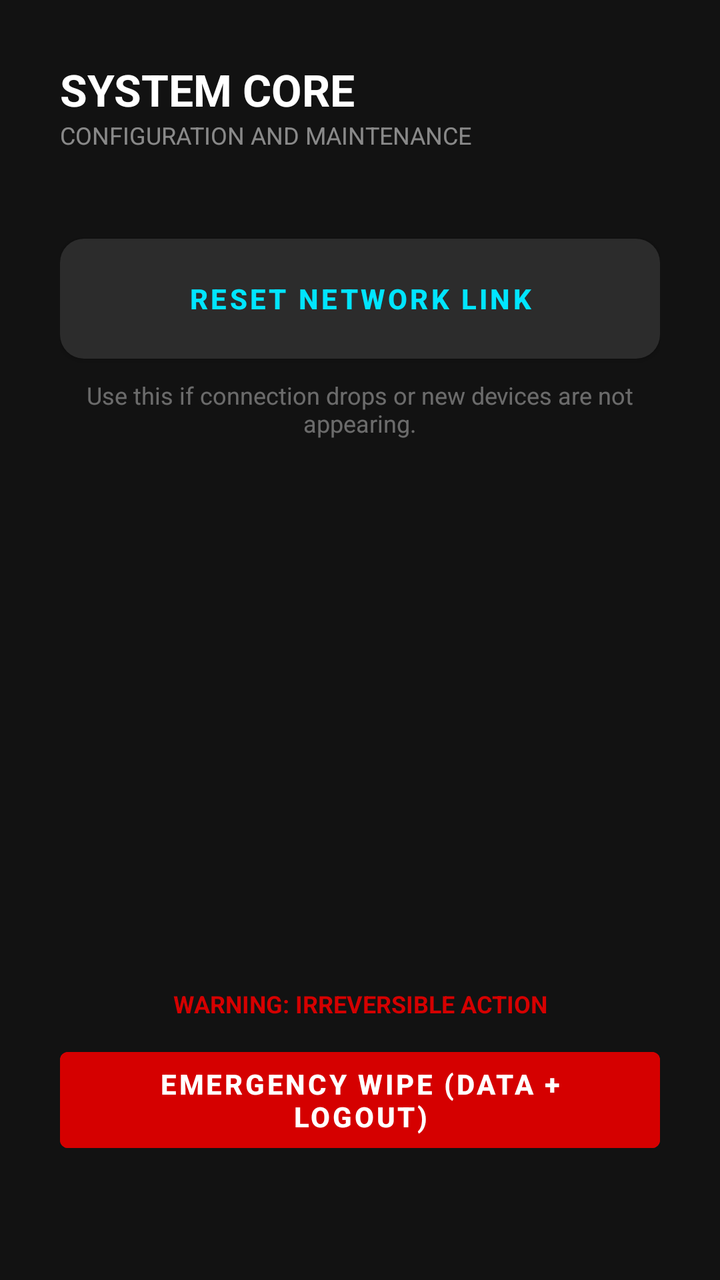
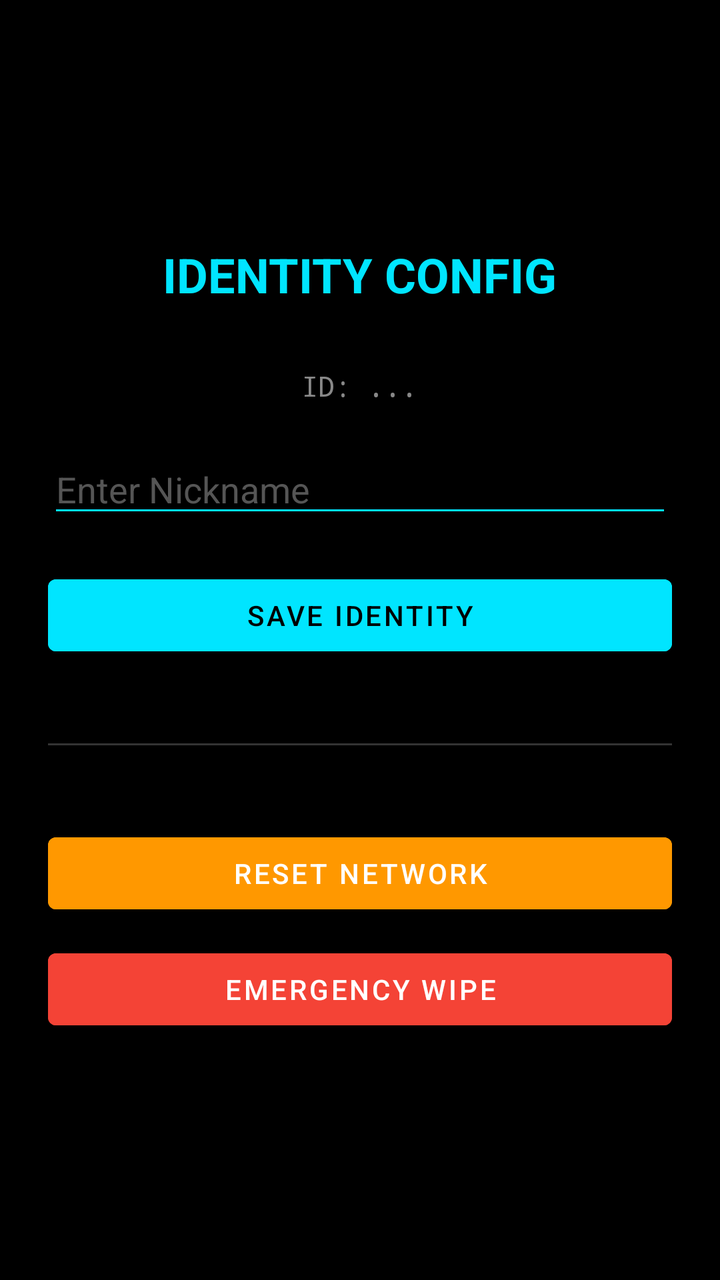

The first picture is an Android layout as it rendered before a commit; the second is the same layout after the commit. The layout source and the unified diff follow.
<!-- AndroidManifest.xml: application theme Theme.Hive -->
<!-- res/layout/activity_config.xml -->
<?xml version="1.0" encoding="utf-8"?>
<androidx.constraintlayout.widget.ConstraintLayout xmlns:android="http://schemas.android.com/apk/res/android"
    xmlns:app="http://schemas.android.com/apk/res-auto"
    android:layout_width="match_parent"
    android:layout_height="match_parent"
    android:background="@color/hive_dark"
    android:padding="30dp">

    <TextView
        android:id="@+id/tvConfigTitle"
        android:layout_width="wrap_content"
        android:layout_height="wrap_content"
        android:text="SYSTEM CORE"
        android:textColor="@color/white"
        android:textSize="22sp"
        android:textStyle="bold"
        app:layout_constraintTop_toTopOf="parent"
        app:layout_constraintStart_toStartOf="parent" />

    <TextView
        android:layout_width="wrap_content"
        android:layout_height="wrap_content"
        android:text="CONFIGURATION AND MAINTENANCE"
        android:textColor="#80FFFFFF"
        android:textSize="12sp"
        app:layout_constraintTop_toBottomOf="@id/tvConfigTitle"
        app:layout_constraintStart_toStartOf="parent" />

    <androidx.appcompat.widget.AppCompatButton
        android:id="@+id/btnResetNetwork"
        android:layout_width="match_parent"
        android:layout_height="60dp"
        android:layout_marginTop="60dp"
        android:text="RESET NETWORK LINK"
        android:background="@drawable/bg_input_glass"
        android:textColor="@color/hive_accent"
        android:textStyle="bold"
        android:letterSpacing="0.1"
        app:layout_constraintTop_toBottomOf="@id/tvConfigTitle" />

    <TextView
        android:layout_width="match_parent"
        android:layout_height="wrap_content"
        android:text="Use this if connection drops or new devices are not appearing."
        android:textColor="#60FFFFFF"
        android:textSize="12sp"
        android:gravity="center"
        android:layout_marginTop="10dp"
        app:layout_constraintTop_toBottomOf="@id/btnResetNetwork" />

    <Button
        android:id="@+id/btnWipe"
        android:layout_width="match_parent"
        android:layout_height="60dp"
        android:layout_marginBottom="30dp"
        android:text="EMERGENCY WIPE (DATA + LOGOUT)"
        android:backgroundTint="#D50000"
        android:textColor="@color/white"
        android:textStyle="bold"
        app:layout_constraintBottom_toBottomOf="parent" />

    <TextView
        android:layout_width="match_parent"
        android:layout_height="wrap_content"
        android:text="WARNING: IRREVERSIBLE ACTION"
        android:textColor="#D50000"
        android:textSize="12sp"
        android:textStyle="bold"
        android:gravity="center"
        android:layout_marginBottom="10dp"
        app:layout_constraintBottom_toTopOf="@id/btnWipe" />

</androidx.constraintlayout.widget.ConstraintLayout>
<!-- resources referenced by this layout -->
<resources>
  <color name="hive_accent">#00E5FF</color>
  <color name="hive_dark">#121212</color>
  <color name="white">#FFFFFFFF</color>
  <!-- drawable bg_input_glass (drawable) -->
  <?xml version="1.0" encoding="utf-8"?>
  <shape xmlns:android="http://schemas.android.com/apk/res/android">
      <solid android:color="#2C2C2C" />
      <corners android:radius="12dp" />
      <padding android:left="16dp" android:right="16dp" />
  </shape>
  <style name="Theme.Hive" parent="Theme.MaterialComponents.DayNight.NoActionBar">
          <item name="colorPrimary">@color/hive_dark</item>
          <item name="colorPrimaryVariant">@color/black</item>
          <item name="colorOnPrimary">@color/white</item>
  
          <item name="colorSecondary">@color/hive_accent</item>
          <item name="colorSecondaryVariant">@color/hive_accent</item>
          <item name="colorOnSecondary">@color/black</item>
  
          <item name="android:statusBarColor">@color/hive_dark</item>
  
          <item name="android:windowBackground">@color/hive_dark</item>
      </style>
  <color name="black">#FF000000</color>
</resources>

<!-- the commit's change to res/layout/activity_config.xml (unified diff, before → after) -->
@@ -1,73 +1,68 @@
 <?xml version="1.0" encoding="utf-8"?>
-<androidx.constraintlayout.widget.ConstraintLayout xmlns:android="http://schemas.android.com/apk/res/android"
-    xmlns:app="http://schemas.android.com/apk/res-auto"
+<LinearLayout xmlns:android="http://schemas.android.com/apk/res/android"
     android:layout_width="match_parent"
     android:layout_height="match_parent"
-    android:background="@color/hive_dark"
-    android:padding="30dp">
+    android:orientation="vertical"
+    android:padding="24dp"
+    android:background="#000000"
+    android:gravity="center">
 
     <TextView
-        android:id="@+id/tvConfigTitle"
+        android:text="IDENTITY CONFIG"
+        android:textSize="24sp"
+        android:textStyle="bold"
+        android:textColor="#00E5FF"
+        android:layout_marginBottom="30dp"
         android:layout_width="wrap_content"
-        android:layout_height="wrap_content"
-        android:text="SYSTEM CORE"
-        android:textColor="@color/white"
-        android:textSize="22sp"
-        android:textStyle="bold"
-        app:layout_constraintTop_toTopOf="parent"
-        app:layout_constraintStart_toStartOf="parent" />
+        android:layout_height="wrap_content"/>
 
     <TextView
+        android:id="@+id/tvUuid"
+        android:text="ID: ..."
+        android:textColor="#888888"
+        android:fontFamily="monospace"
+        android:layout_marginBottom="20dp"
         android:layout_width="wrap_content"
-        android:layout_height="wrap_content"
-        android:text="CONFIGURATION AND MAINTENANCE"
-        android:textColor="#80FFFFFF"
-        android:textSize="12sp"
-        app:layout_constraintTop_toBottomOf="@id/tvConfigTitle"
-        app:layout_constraintStart_toStartOf="parent" />
+        android:layout_height="wrap_content"/>
 
-    <androidx.appcompat.widget.AppCompatButton
+    <EditText
+        android:id="@+id/etNickname"
+        android:hint="Enter Nickname"
+        android:textColor="#FFFFFF"
+        android:textColorHint="#555555"
+        android:backgroundTint="#00E5FF"
+        android:layout_width="match_parent"
+        android:layout_height="wrap_content"/>
+
+    <Button
+        android:id="@+id/btnSaveParams"
+        android:text="SAVE IDENTITY"
+        android:backgroundTint="#00E5FF"
+        android:textColor="#000000"
+        android:layout_marginTop="20dp"
+        android:layout_width="match_parent"
+        android:layout_height="wrap_content"/>
+
+    <View
+        android:layout_width="match_parent"
+        android:layout_height="1dp"
+        android:background="#333333"
+        android:layout_marginTop="40dp"
+        android:layout_marginBottom="40dp"/>
+
+    <Button
         android:id="@+id/btnResetNetwork"
+        android:text="RESET NETWORK"
+        android:backgroundTint="#FF9800"
         android:layout_width="match_parent"
-        android:layout_height="60dp"
-        android:layout_marginTop="60dp"
-        android:text="RESET NETWORK LINK"
-        android:background="@drawable/bg_input_glass"
-        android:textColor="@color/hive_accent"
-        android:textStyle="bold"
-        android:letterSpacing="0.1"
-        app:layout_constraintTop_toBottomOf="@id/tvConfigTitle" />
-
-    <TextView
-        android:layout_width="match_parent"
-        android:layout_height="wrap_content"
-        android:text="Use this if connection drops or new devices are not appearing."
-        android:textColor="#60FFFFFF"
-        android:textSize="12sp"
-        android:gravity="center"
-        android:layout_marginTop="10dp"
-        app:layout_constraintTop_toBottomOf="@id/btnResetNetwork" />
+        android:layout_height="wrap_content"/>
 
     <Button
         android:id="@+id/btnWipe"
+        android:text="EMERGENCY WIPE"
+        android:backgroundTint="#F44336"
+        android:layout_marginTop="10dp"
         android:layout_width="match_parent"
-        android:layout_height="60dp"
-        android:layout_marginBottom="30dp"
-        android:text="EMERGENCY WIPE (DATA + LOGOUT)"
-        android:backgroundTint="#D50000"
-        android:textColor="@color/white"
-        android:textStyle="bold"
-        app:layout_constraintBottom_toBottomOf="parent" />
+        android:layout_height="wrap_content"/>
 
-    <TextView
-        android:layout_width="match_parent"
-        android:layout_height="wrap_content"
-        android:text="WARNING: IRREVERSIBLE ACTION"
-        android:textColor="#D50000"
-        android:textSize="12sp"
-        android:textStyle="bold"
-        android:gravity="center"
-        android:layout_marginBottom="10dp"
-        app:layout_constraintBottom_toTopOf="@id/btnWipe" />
-
-</androidx.constraintlayout.widget.ConstraintLayout>
+</LinearLayout>
<!-- resource entries referenced after the edit -->
@@ -3,13 +3,6 @@
   <color name="hive_accent">#00E5FF</color>
   <color name="hive_dark">#121212</color>
   <color name="white">#FFFFFFFF</color>
-  <!-- drawable bg_input_glass (drawable) -->
-  <?xml version="1.0" encoding="utf-8"?>
-  <shape xmlns:android="http://schemas.android.com/apk/res/android">
-      <solid android:color="#2C2C2C" />
-      <corners android:radius="12dp" />
-      <padding android:left="16dp" android:right="16dp" />
-  </shape>
   <style name="Theme.Hive" parent="Theme.MaterialComponents.DayNight.NoActionBar">
           <item name="colorPrimary">@color/hive_dark</item>
           <item name="colorPrimaryVariant">@color/black</item>
